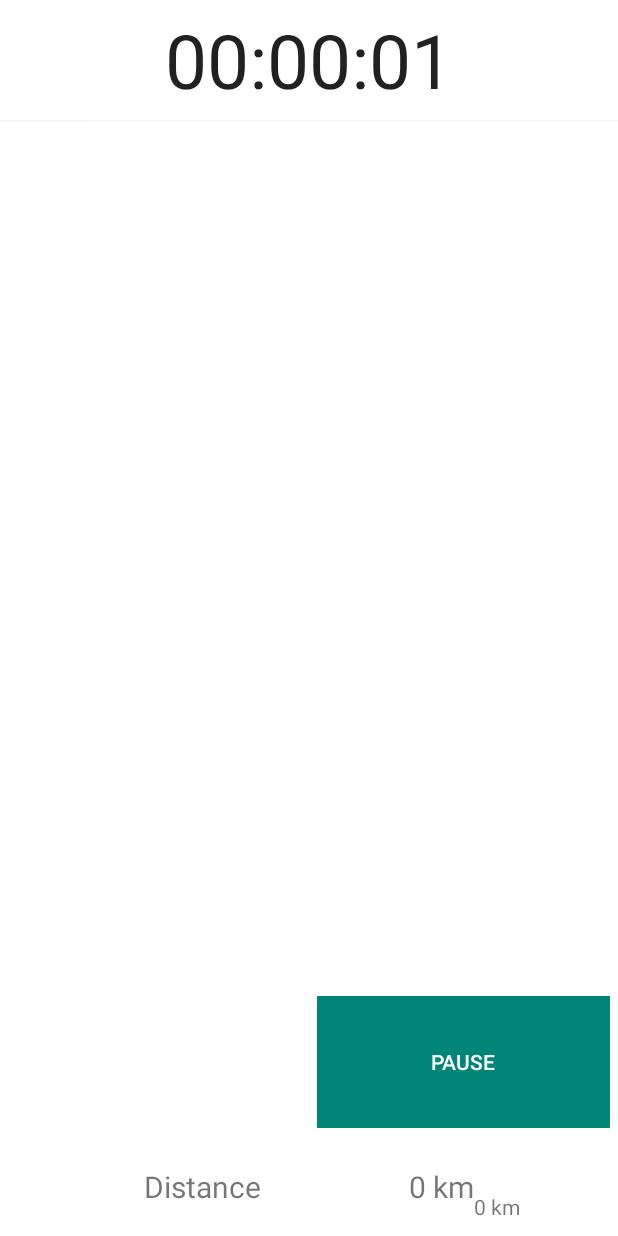
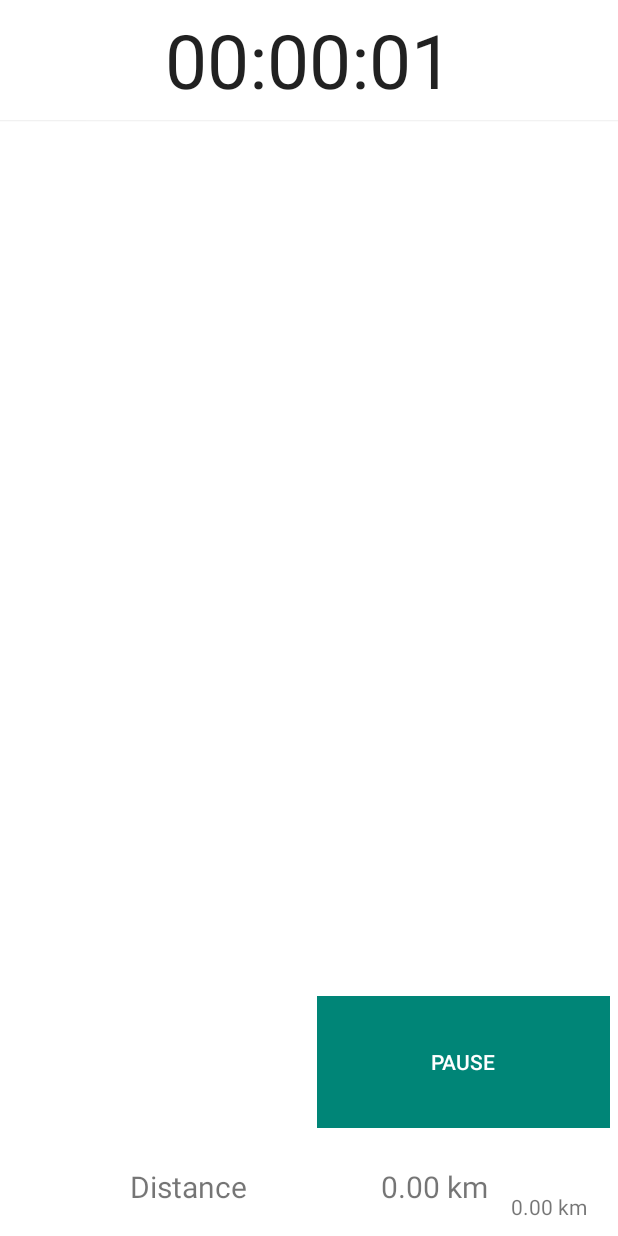
Before and after one commit to Piterowsky/runinga, an Android app: the WorkoutActivity screen opened directly, with no data from a screen before it, after a tap on "START", on a phone screen of 412 x 824 dp. Run offline under Robolectric (Android 15) with nearby library versions, the phone set to English and light mode, and no system bars.

Commit message:
Working distance difference on workout screen

```diff
--- a/app/src/main/java/pl/piterowsky/runinga/activity/WorkoutActivity.kt
+++ b/app/src/main/java/pl/piterowsky/runinga/activity/WorkoutActivity.kt
@@ -1,11 +1,10 @@
 package pl.piterowsky.runinga.activity
 
 import android.content.DialogInterface
+import android.graphics.Color
 import android.os.Bundle
-import android.transition.Visibility
 import android.view.View
 import android.widget.Button
-import android.widget.RelativeLayout
 import android.widget.TextView
 import android.widget.Toast
 import androidx.appcompat.app.AppCompatActivity
@@ -20,7 +19,6 @@ import pl.piterowsky.runinga.R
 import pl.piterowsky.runinga.config.Settings
 import pl.piterowsky.runinga.service.api.WorkoutService
 import pl.piterowsky.runinga.service.impl.WorkoutServiceImpl
-import pl.piterowsky.runinga.util.ConstantsUtils
 import pl.piterowsky.runinga.util.PermissionUtils
 
 class WorkoutActivity : AppCompatActivity(), OnMapReadyCallback {
@@ -37,24 +35,32 @@ class WorkoutActivity : AppCompatActivity(), OnMapReadyCallback {
         setContentView(R.layout.workout_activity)
         setupMapFragment()
         setupButtons()
+        setupRivalDistanceLabel()
         PermissionUtils.requestPermissions(this)
-        if(!Settings.RivalMode.isActive) {
-            findViewById<TextView>(R.id.distance_rival_difference).visibility = View.INVISIBLE
+    }
+
+    private fun setupRivalDistanceLabel() {
+        val rivalDistanceLabel = findViewById<TextView>(R.id.distance_rival_difference)
+        if (!Settings.RivalMode.isActive) {
+            rivalDistanceLabel.visibility = View.INVISIBLE
         }
     }
 
-    private fun setupChronometerContainer() {
-        val chronometerContainer = findViewById<RelativeLayout>(R.id.workout_chronometer_container)
-        chronometerContainer.translationY = -(chronometerContainer.height.toFloat())
+    public fun setRivalDistanceLabelColor() {
+        val rivalDistanceLabel = findViewById<TextView>(R.id.distance_rival_difference)
+        when (rivalDistanceLabel.text[0]) {
+            '-' -> rivalDistanceLabel.setTextColor(Color.BLUE)
+            '+' -> rivalDistanceLabel.setTextColor(Color.RED)
+        }
     }
 
     override fun onMapReady(map: GoogleMap?) {
         this.map = map!!
         map.uiSettings.isRotateGesturesEnabled = false
         map.setMapStyle(MapStyleOptions.loadRawResourceStyle(this, R.raw.map_style))
-        map.moveCamera(CameraUpdateFactory.newLatLngZoom(ConstantsUtils.centerOfEarth, 0f))
+        map.moveCamera(CameraUpdateFactory.newLatLngZoom(Settings.Global.MAP_INITIAL_POINT, 0f))
         setupMapPath(map)
-        currentPositionMarker = map.addMarker(MarkerOptions().position(ConstantsUtils.centerOfEarth))
+        currentPositionMarker = map.addMarker(MarkerOptions().position(Settings.Global.MAP_INITIAL_POINT))
     }
 
     private fun setupMapPath(map: GoogleMap) {
@@ -97,7 +103,6 @@ class WorkoutActivity : AppCompatActivity(), OnMapReadyCallback {
             isWorkoutPaused = false
             workoutService.workoutPause()
         } else {
-            //doChronometerContainerSlideDownAnimation()
             button.text = getString(R.string.workout_button_pause)
             button.setBackgroundColor(ResourcesCompat.getColor(resources, R.color.light_yellow, null))
             isWorkoutPaused = true
@@ -105,11 +110,6 @@ class WorkoutActivity : AppCompatActivity(), OnMapReadyCallback {
         }
     }
 
-    private fun doChronometerContainerSlideDownAnimation() {
-        val chronometerContainer = findViewById<RelativeLayout>(R.id.workout_chronometer_container)
-        chronometerContainer.animate().setDuration(500).translationY(0f)
-    }
-
     private fun setupMapFragment() {
         val mapFragment = supportFragmentManager.findFragmentById(R.id.map) as SupportMapFragment?
         mapFragment!!.getMapAsync(this)
--- a/app/src/main/java/pl/piterowsky/runinga/config/Settings.kt
+++ b/app/src/main/java/pl/piterowsky/runinga/config/Settings.kt
@@ -1,6 +1,7 @@
 package pl.piterowsky.runinga.config
 
 import android.graphics.Color
+import com.google.android.gms.maps.model.LatLng
 
 class Settings {
     class Global {
@@ -8,6 +9,7 @@ class Settings {
             const val ZOOM_VALUE: Float = 17f
             const val PATH_COLOR: Int = Color.MAGENTA
             const val TIMER_DELAY_VALUE: Long = 1000L
+            val MAP_INITIAL_POINT = LatLng(30.0, 31.0)
         }
     }
 
--- a/app/src/main/java/pl/piterowsky/runinga/model/Workout.kt
+++ b/app/src/main/java/pl/piterowsky/runinga/model/Workout.kt
@@ -1,10 +1,7 @@
 package pl.piterowsky.runinga.model
 
 import pl.piterowsky.runinga.config.Settings
-import pl.piterowsky.runinga.util.WorkoutUtils
-import java.math.BigDecimal
-import java.math.MathContext
-import java.math.RoundingMode
+import pl.piterowsky.runinga.util.DistanceUtils
 import kotlin.collections.ArrayList
 
 class Workout {
@@ -23,24 +20,12 @@ class Workout {
             val step: Step = steps[steps.size - 1]
             val prevStep: Step = steps[steps.size - 2]
 
-            distance += WorkoutUtils.calculateDistanceInMeters(prevStep.latLng, step.latLng)
+            distance += DistanceUtils.calculateDistanceInKilometers(prevStep.latLng, step.latLng)
             if(Settings.RivalMode.isActive) {
                 val delayUnitInSeconds = Settings.Global.TIMER_DELAY_VALUE / 1000
                 rivalDistance += delayUnitInSeconds.toDouble() / Settings.RivalMode.paceInSeconds
             }
         }
-    }
-
-    fun getDistanceInKilometers(distance: Double): String {
-        return BigDecimal(distance / 1000)
-            .round(MathContext(2, RoundingMode.DOWN))
-            .toString()
-    }
-
-    fun getDistance(distance: Double): String {
-        return BigDecimal(distance)
-            .round(MathContext(2, RoundingMode.DOWN))
-            .toString()
     }
 
     fun getSteps() = this.steps
--- a/app/src/main/java/pl/piterowsky/runinga/service/impl/WorkoutServiceImpl.kt
+++ b/app/src/main/java/pl/piterowsky/runinga/service/impl/WorkoutServiceImpl.kt
@@ -16,6 +16,7 @@ import pl.piterowsky.runinga.config.Settings
 import pl.piterowsky.runinga.model.Step
 import pl.piterowsky.runinga.model.Workout
 import pl.piterowsky.runinga.service.api.WorkoutService
+import pl.piterowsky.runinga.util.DistanceUtils
 import pl.piterowsky.runinga.util.LoggerTag
 import java.util.*
 import kotlin.concurrent.scheduleAtFixedRate
@@ -32,14 +33,14 @@ class WorkoutServiceImpl(private val context: Context) : WorkoutService {
     private var isWorkoutInitialized: Boolean = false
 
     override fun workoutStart() {
+        if(!isWorkoutInitialized) {
+            workout = Workout()
+            isWorkoutInitialized = true
+        }
         chronometerWrapper = ChronometerWrapper.getInstance(context)!!
         geolocationService = GeolocationService(context)
         chronometerWrapper.start()
         startTimer()
-        if(!isWorkoutInitialized) {
-            workout = Workout()
-            isWorkoutInitialized = true
-        }
     }
 
     override fun workoutStop() {
@@ -117,19 +118,20 @@ class WorkoutServiceImpl(private val context: Context) : WorkoutService {
             distance.text =
                 String.format(
                     context.getString(R.string.workout_value_distance_pattern),
-                    workout.getDistanceInKilometers(workout.getDistance())
+                    DistanceUtils.getDistanceInRounded(workout.getDistance())
                 )
 
             if (Settings.RivalMode.isActive) {
                 context.findViewById<TextView>(R.id.distance_rival_difference).text =
                     String.format(
                         context.getString(R.string.workout_value_distance_pattern),
-                        workout.getDistance(workout.getRivalDistance())
+                        DistanceUtils.diff(workout.getRivalDistance(), workout.getDistance())
                     )
             }
+
+            context.setRivalDistanceLabelColor()
         }
     }
-
 
     class ChronometerWrapper private constructor(context: Context) {
 
@@ -152,8 +154,9 @@ class WorkoutServiceImpl(private val context: Context) : WorkoutService {
         init {
             chronometer.base = SystemClock.elapsedRealtime()
             chronometer.onChronometerTickListener = OnChronometerTickListener { chronometer ->
-                val t = SystemClock.elapsedRealtime() - chronometer.base - TimeZone.getDefault().rawOffset
-                chronometer.text = DateFormat.format("kk:mm:ss", t)
+                val time = SystemClock.elapsedRealtime() - chronometer.base - TimeZone.getDefault().rawOffset
+                val format = "kk:mm:ss"
+                chronometer.text = DateFormat.format(format, time)
             }
         }
 
--- /dev/null
+++ b/app/src/main/java/pl/piterowsky/runinga/util/DistanceUtils.kt
@@ -0,0 +1,59 @@
+package pl.piterowsky.runinga.util
+
+import com.google.android.gms.maps.model.LatLng
+import java.math.BigDecimal
+import java.math.RoundingMode
+import kotlin.math.atan2
+import kotlin.math.cos
+import kotlin.math.sin
+import kotlin.math.sqrt
+
+class DistanceUtils {
+
+    companion object {
+        fun getDistanceInRounded(distance: Double): String {
+            return BigDecimal(distance)
+                .setScale(2, RoundingMode.HALF_DOWN)
+                .toString()
+        }
+
+        fun diff(distanceA: Double, distanceB: Double): String {
+            val distanceARounded: String = getDistanceInRounded(distanceA)
+            val distanceBRounded: String = getDistanceInRounded(distanceB)
+            val diff: String = BigDecimal(distanceARounded)
+                .subtract(BigDecimal(distanceBRounded))
+                .abs()
+                .toString()
+            val diffSign: String = diffSign(distanceARounded, distanceBRounded)
+            return diffSign + diff
+        }
+
+        private fun diffSign(distanceA: String, distanceB: String): String {
+            return when (BigDecimal(distanceA).compareTo(BigDecimal(distanceB))) {
+                1 -> "+"
+                0 -> ""
+                -1 -> "-"
+                else -> throw IllegalStateException("Result of comparision cannot by from this range")
+            }
+        }
+
+        fun calculateDistanceInKilometers(p1: LatLng, p2: LatLng): Double {
+            val earthRadiusInKm = 6371e3
+
+            val lat1 = Math.toRadians(p1.latitude)
+            val lat2 = Math.toRadians(p2.latitude)
+            val deltaLat = Math.toRadians(p2.latitude - p1.latitude)
+            val deltaLng = Math.toRadians(p2.longitude - p1.longitude)
+
+            val a = sin(deltaLat / 2) * sin(deltaLat / 2) +
+                    cos(lat1) * cos(lat2) *
+                    sin(deltaLng / 2) * sin(deltaLng / 2)
+
+            val c = 2 * atan2(sqrt(a), sqrt(1 - a))
+
+            return earthRadiusInKm * c / 1000
+        }
+
+    }
+
+}
--- a/app/src/main/java/pl/piterowsky/runinga/util/PermissionUtils.kt
+++ b/app/src/main/java/pl/piterowsky/runinga/util/PermissionUtils.kt
@@ -22,7 +22,7 @@ class PermissionUtils private constructor() {
             }
         }
 
-        fun isAccessFineLocationGranted(activity: Activity?): Boolean {
+        private fun isAccessFineLocationGranted(activity: Activity?): Boolean {
             return ContextCompat.checkSelfPermission(
                 activity!!,
                 Manifest.permission.ACCESS_FINE_LOCATION
--- a/app/src/main/res/layout/workout_activity.xml
+++ b/app/src/main/res/layout/workout_activity.xml
@@ -98,11 +98,13 @@
                     app:layout_constraintBottom_toBottomOf="parent"/>
             <TextView
                     android:id="@+id/distance_rival_difference"
-                    android:text="+/- 0"
+                    android:text="0"
+                    android:textSize="14sp"
                     android:layout_width="wrap_content"
                     android:layout_height="wrap_content"
                     app:layout_constraintStart_toEndOf="@+id/distance"
                     app:layout_constraintBottom_toBottomOf="parent"
+                    android:layout_marginLeft="15dp"
                     android:layout_marginBottom="10dp"/>
 
         </androidx.constraintlayout.widget.ConstraintLayout>
--- a/app/src/main/res/values/strings.xml
+++ b/app/src/main/res/values/strings.xml
@@ -1,5 +1,5 @@
 <resources>
-    <string name="app_name">Runinga</string>
+    <string name="app_name" translatable="false">Runinga</string>
 
     <!-- Workout buttons -->
     <string name="workout_button_start">Start</string>
@@ -19,13 +19,13 @@
     <string name="main_menu_history">History</string>
     <string name="main_menu_settings">Settings</string>
     <string name="workout_label_distance">Distance</string>
-    <string name="workout_value_distance_default">0 km</string>
-    <string name="workout_value_distance_pattern">%1$s km</string>
+    <string name="workout_value_distance_pattern" translatable="false">%1$s km</string>
+    <string name="workout_value_distance_default" translatable="false">0 km</string>
     <string name="gps.alert.title">GPS disabled</string>
     <string name="gps.alert.message">Please turn on GPS for better experience</string>
-    <string name="pre.rival.workout.start">Rozpocznij trening</string>
-    <string name="pre.rival.workout.pace.unit">min/km</string>
-    <string name="pre.rival.workout.pace">Tempo</string>
-    <string name="workout_label_distance_to_rival">Dystans do rywala</string>
+    <string name="pre.rival.workout.start">Start workout</string>
+    <string name="pre.rival.workout.pace.unit" translatable="false">min/km</string>
+    <string name="pre.rival.workout.pace">Pace</string>
+    <string name="workout_label_distance_to_rival">Distance to rival</string>
 
 </resources>
```
Also changed, not shown: app/src/main/java/pl/piterowsky/runinga/util/ConstantsUtils.kt (deleted, +0 -9 lines), app/src/main/java/pl/piterowsky/runinga/util/WorkoutUtils.kt (deleted, +0 -31 lines), 1 other file.
